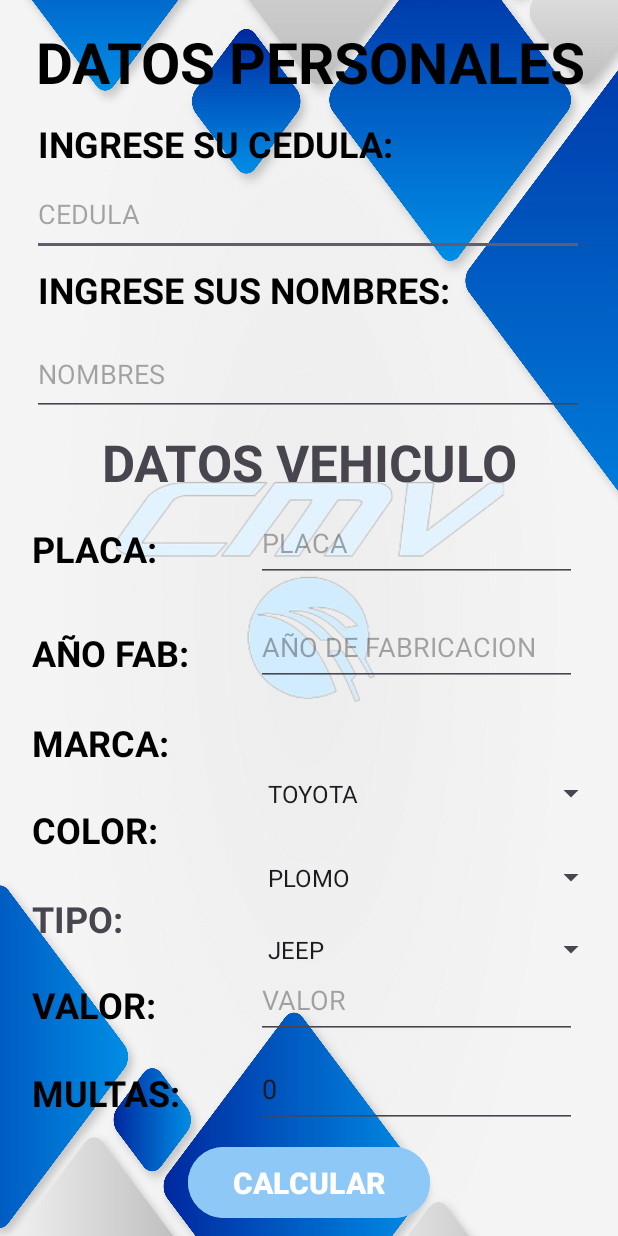
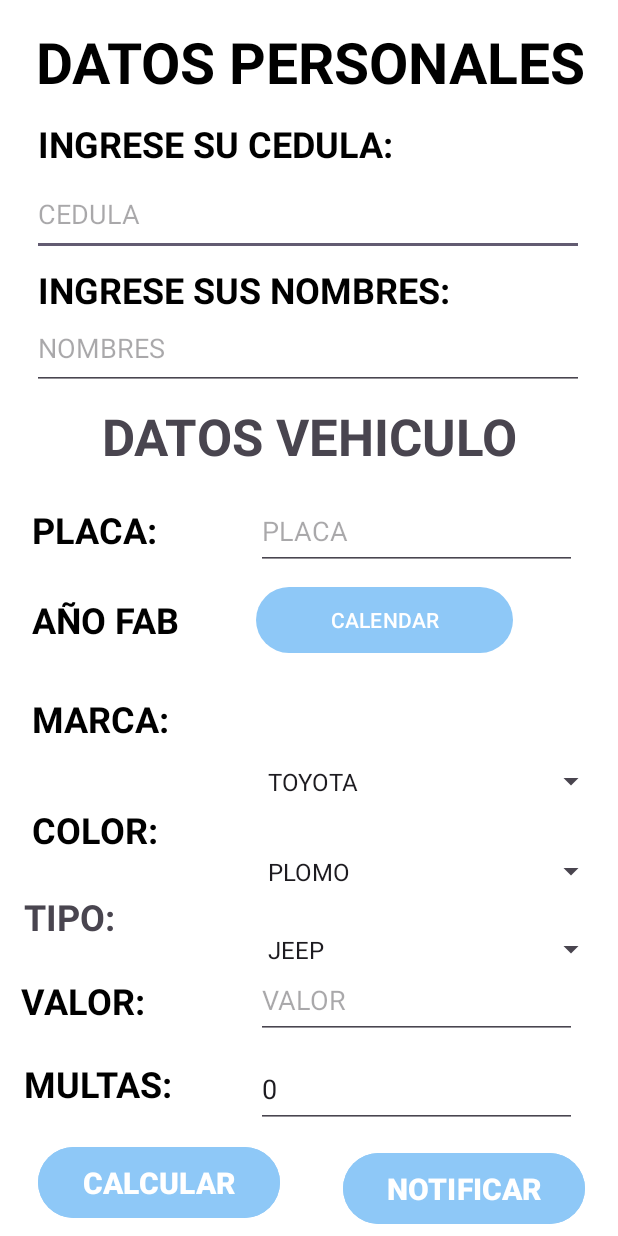
Before and after one commit to BryanEnriquez1/ExamenParcial1, an Android app: the screen it shows after launch (DatosVehiculo), after a tap on "CALCULAR", on a phone screen of 412 x 824 dp. Run offline under Robolectric (Android 15) with nearby library versions, the phone set to English and light mode, and no system bars; 1 statement that could not run was skipped.

```diff
--- a/app/src/main/AndroidManifest.xml
+++ b/app/src/main/AndroidManifest.xml
@@ -1,6 +1,7 @@
 <?xml version="1.0" encoding="utf-8"?>
 <manifest xmlns:android="http://schemas.android.com/apk/res/android"
     xmlns:tools="http://schemas.android.com/tools">
+    <uses-permission android:name="android.permission.POST_NOTIFICATIONS" />
 
     <application
         android:allowBackup="true"
--- /dev/null
+++ b/app/src/main/java/com/baec/matriculavehiculo/BDHelper.java
@@ -0,0 +1,32 @@
+package com.baec.matriculavehiculo;
+
+import android.content.Context;
+import android.database.sqlite.SQLiteDatabase;
+import android.database.sqlite.SQLiteOpenHelper;
+
+import androidx.annotation.Nullable;
+
+public class BDHelper extends SQLiteOpenHelper {
+    public BDHelper(@Nullable Context context, @Nullable String name, @Nullable SQLiteDatabase.CursorFactory factory, int version) {
+        super(context, name, factory, version);
+    }
+
+    @Override
+    public void onCreate(SQLiteDatabase db) {
+        //CREACIÓN DE LAS TABLAS
+            db.execSQL("CREATE TABLE tblVehiculos"+"(" +
+                    "vhe_placa text PRIMARY KEY NOT NULL,"+
+                    "vhe_color text NOT NULL," +
+                    "vhe_marca integer NOT NULL,"+
+                    "vhe_tipo text NOT NULL,"+
+                    "vhe_valor DOUBLE NOT NULL)");
+
+    }
+
+    @Override
+    public void onUpgrade(SQLiteDatabase db, int oldVersion, int newVersion) {
+        //CAMBIE LA VERSIÓN DE LA TABLA DE LA BDD
+        db.execSQL("DROP TABLE tblUsuarios");
+        onCreate(db);
+    }
+}
--- a/app/src/main/java/com/baec/matriculavehiculo/DatosMatricula.java
+++ b/app/src/main/java/com/baec/matriculavehiculo/DatosMatricula.java
@@ -3,6 +3,7 @@ package com.baec.matriculavehiculo;
 import androidx.appcompat.app.AppCompatActivity;
 
 import android.content.Intent;
+import android.database.sqlite.SQLiteDatabase;
 import android.os.Bundle;
 import android.view.View;
 import android.widget.Button;
--- a/app/src/main/java/com/baec/matriculavehiculo/DatosVehiculo.java
+++ b/app/src/main/java/com/baec/matriculavehiculo/DatosVehiculo.java
@@ -1,29 +1,57 @@
 package com.baec.matriculavehiculo;
 
+import androidx.annotation.RequiresApi;
 import androidx.appcompat.app.AppCompatActivity;
+import androidx.core.app.NotificationCompat;
 
+import android.app.DatePickerDialog;
+import android.app.NotificationChannel;
+import android.app.NotificationManager;
+import android.content.ContentValues;
 import android.content.Intent;
+import android.database.sqlite.SQLiteDatabase;
+import android.os.Build;
 import android.os.Bundle;
+import android.text.InputType;
 import android.view.View;
 import android.widget.ArrayAdapter;
 import android.widget.Button;
+import android.widget.DatePicker;
 import android.widget.EditText;
 import android.widget.Spinner;
+import android.widget.TextView;
 import android.widget.Toast;
 
+import java.util.Calendar;
+
 public class DatosVehiculo extends AppCompatActivity {
+
+    private final static String CHANNEL_ID = "canal";
+    String fecha = "";
+    EditText txtPlaca, txt;
 
     @Override
     protected void onCreate(Bundle savedInstanceState) {
         super.onCreate(savedInstanceState);
         setContentView(R.layout.activity_datos_vehiculo);
         EditText txtCedula = findViewById(R.id.edCedula);
+        txtCedula.setInputType(InputType.TYPE_CLASS_NUMBER);
         EditText txtNombres = findViewById(R.id.edNombres);
         EditText txtPlaca = findViewById(R.id.edPlaca);
-        EditText txtAnioFab = findViewById(R.id.edAnioFab);
+        TextView txtAnioFab = findViewById(R.id.tvanio);
+        txtAnioFab.setInputType(InputType.TYPE_CLASS_NUMBER);
         EditText txtvalor = findViewById(R.id.edValor);
+        txtvalor.setInputType(InputType.TYPE_CLASS_NUMBER);
         EditText txtmultas = findViewById(R.id.edMultas);
+        txtmultas.setInputType(InputType.TYPE_CLASS_NUMBER);
         Button btncalcular = findViewById(R.id.btCalcula);
+        Button btCalendar = findViewById(R.id.btnCalendar);
+        Button btnotify = findViewById(R.id.btNotifica);
+        if(Build.VERSION.SDK_INT>=Build.VERSION_CODES.O){
+            generarNoticacionCanal();
+        }else{
+            generarNoticacionSinCanal();
+        }
 
         Spinner marcas = (Spinner) findViewById(R.id.cbxmarca);
         String [] opMarcas = {
@@ -68,33 +96,98 @@ public class DatosVehiculo extends AppCompatActivity {
                 String valorV = txtvalor.getText().toString();
                 String multasV = txtmultas.getText().toString();
 
-                try {
+                double valorVe = Double.parseDouble(valorV);
 
-                    Integer anioFab = Integer.parseInt(anioV);
-                    Integer valor = Integer.parseInt(valorV);
-                    Integer multas = Integer.parseInt(multasV);
+                BDHelper admin=new BDHelper(DatosVehiculo.this,"fichaVehiculo.db",null,1);
+                SQLiteDatabase bd=admin.getWritableDatabase();
+                String placa = placaV;
+                String color = colorV;
+                String marca = marcaV;
+                String tipo = tipoV;
+                Double valorv = valorVe;
+                if(!placaV.isEmpty()&&!color.isEmpty()&&!marca.isEmpty()&&!tipo.isEmpty()){
+                    ContentValues datosVehiculo = new ContentValues();
+                    datosVehiculo.put("vhe_placa",placa);
+                    datosVehiculo.put("vhe_color",color);
+                    datosVehiculo.put("vhe_marca",marca);
+                    datosVehiculo.put("vhe_tipo",tipo);
+                    datosVehiculo.put("vhe_valor",valorv);
 
-                    if(!cedulaP.isEmpty() && !nombresP.isEmpty() && !placaV.isEmpty() && anioFab != null && valor != null && multas != null){
-                        Toast.makeText(DatosVehiculo.this, "CALCULANDO SU VALOR", Toast.LENGTH_SHORT).show();
-                        datos.putString("cedulaP", cedulaP);
-                        datos.putString("nombresP", nombresP);
-                        datos.putString("placaV", placaV);
-                        datos.putInt("anioV", anioFab);
-                        datos.putString("marcaV", marcaV);
-                        datos.putString("colorV", colorV);
-                        datos.putString("tipoV", tipoV);
-                        datos.putInt("valorV", valor);
-                        datos.putInt("multasV", multas);
-                        intent.putExtras(datos);
-                        startActivity(intent);
-                    } else {
-                        Toast.makeText(DatosVehiculo.this, "INGRESE DATOS", Toast.LENGTH_SHORT).show();
+                    bd.insert("tblVehiculos",null,datosVehiculo);
+                    Toast.makeText(DatosVehiculo.this,"VEHICULO REGISTRADO CORRECTAMENTE",Toast.LENGTH_LONG).show();
+                }else{
+                    Toast.makeText(DatosVehiculo.this,"VEHICULO NO REGISTRADO",Toast.LENGTH_LONG).show();
+                }
+
+//                try {
+//
+//                    Integer valor = Integer.parseInt(valorV);
+//                    Integer multas = Integer.parseInt(multasV);
+//
+//                    if(!cedulaP.isEmpty() && !nombresP.isEmpty() && !placaV.isEmpty() && valor != null && multas != null){
+//                        Toast.makeText(DatosVehiculo.this, "CALCULANDO SU VALOR", Toast.LENGTH_SHORT).show();
+//                        datos.putString("cedulaP", cedulaP);
+//                        datos.putString("nombresP", nombresP);
+//                        datos.putString("placaV", placaV);
+//                        datos.putString("anioV", anioV);
+//                        datos.putString("marcaV", marcaV);
+//                        datos.putString("colorV", colorV);
+//                        datos.putString("tipoV", tipoV);
+//                        datos.putInt("valorV", valor);
+//                        datos.putInt("multasV", multas);
+//                        intent.putExtras(datos);
+//                        startActivity(intent);
+//                    } else {
+//                        Toast.makeText(DatosVehiculo.this, "INGRESE DATOS", Toast.LENGTH_SHORT).show();
+//                    }
+//                } catch (NumberFormatException e) {
+//                    // Maneja la excepción si ocurre un error al convertir las cadenas a números
+//                    Toast.makeText(DatosVehiculo.this, "ASEGURECE DE LLENAR BIEN LOS CAMPOS", Toast.LENGTH_SHORT).show();
+//                }
+            }
+        });
+
+        btCalendar.setOnClickListener(new View.OnClickListener() {
+            @Override
+            public void onClick(View v) {
+                Calendar cal= Calendar.getInstance();
+                int anio= cal.get(Calendar.YEAR);
+                int mes= cal.get(Calendar.MONTH);
+                int dia= cal.get(Calendar.DAY_OF_MONTH);
+                DatePickerDialog dpd=new DatePickerDialog(DatosVehiculo.this, new DatePickerDialog.OnDateSetListener() {
+                    @Override
+                    public void onDateSet(DatePicker view, int year, int month, int dayOfMonth) {
+                        fecha = dayOfMonth+"/"+(month+1)+"/"+year;
+                        txtAnioFab.setText(fecha);
                     }
-                } catch (NumberFormatException e) {
-                    // Maneja la excepción si ocurre un error al convertir las cadenas a números
-                    Toast.makeText(DatosVehiculo.this, "ASEGURECE DE LLENAR BIEN LOS CAMPOS", Toast.LENGTH_SHORT).show();
-                }
+                },dia,mes,anio);
+                dpd.show();
             }
         });
     }
+
+    @RequiresApi(api = Build.VERSION_CODES.O)
+    public void generarNoticacionCanal(){
+        NotificationChannel channel=new NotificationChannel(CHANNEL_ID,"NEW", NotificationManager.IMPORTANCE_DEFAULT);
+        NotificationManager manager=(NotificationManager) getSystemService(NOTIFICATION_SERVICE);
+        manager.createNotificationChannel(channel);
+        generarNoticacionSinCanal();
+    }
+
+    public void generarNoticacionSinCanal(){
+
+        NotificationCompat.Builder builder=new NotificationCompat.Builder(getApplicationContext(),CHANNEL_ID)
+                .setSmallIcon(R.drawable.icon_n)
+                .setContentTitle("VEHICLE ASIGN V.A")
+                .setContentText("MATRICULA TU VEHICULO POR MEDIO DE ESTA APP")
+                .setStyle(new NotificationCompat.BigTextStyle().bigText("FICHA VEHICULAR"))
+                .setPriority(NotificationCompat.PRIORITY_DEFAULT)
+                .setAutoCancel(true);
+        // Obtener el NotificationManager
+        NotificationManager notificationManager = (NotificationManager) getSystemService(NOTIFICATION_SERVICE);
+        // Mostrar la notificación
+        notificationManager.notify(0, builder.build());
+
+    }
+
 }
--- /dev/null
+++ b/app/src/main/res/drawable/icon_n.xml
@@ -0,0 +1,5 @@
+<vector android:height="24dp" android:tint="#51B0C8"
+    android:viewportHeight="24" android:viewportWidth="24"
+    android:width="24dp" xmlns:android="http://schemas.android.com/apk/res/android">
+    <path android:fillColor="@android:color/white" android:pathData="M16.84,14.52c-0.26,-0.19 -0.62,-0.63 -0.79,-0.84C17.24,12.01 19,8.87 19,5c0,-1.95 -0.74,-3 -2,-3c-1.54,0 -3.96,2.06 -5,5.97C10.96,4.06 8.54,2 7,2C5.74,2 5,3.05 5,5c0,3.87 1.76,7.01 2.95,8.68c-0.17,0.21 -0.53,0.65 -0.79,0.84c-0.5,0.41 -1.66,1.37 -1.66,2.98c0,2.21 1.79,4 4,4c1.55,0 2.5,-0.56 2.5,-0.56s0.95,0.56 2.5,0.56c2.21,0 4,-1.79 4,-4C18.5,15.89 17.34,14.93 16.84,14.52zM9.35,12.2C8.34,10.7 7,8.12 7,5c0,-0.49 0.06,-0.8 0.12,-0.97c0.94,0.31 3.24,2.71 3.38,7.64C10.03,11.79 9.66,11.97 9.35,12.2zM10.5,16.75c-0.28,0 -0.5,-0.34 -0.5,-0.75c0,-0.41 0.22,-0.75 0.5,-0.75S11,15.59 11,16C11,16.41 10.78,16.75 10.5,16.75zM12,19.5c-0.55,0 -1,-0.72 -1,-1c0,-0.28 0.45,-0.5 1,-0.5s1,0.22 1,0.5C13,18.78 12.55,19.5 12,19.5zM13.5,16.75c-0.28,0 -0.5,-0.34 -0.5,-0.75c0,-0.41 0.22,-0.75 0.5,-0.75S14,15.59 14,16C14,16.41 13.78,16.75 13.5,16.75zM13.5,11.67c0.14,-4.93 2.44,-7.33 3.38,-7.64C16.94,4.2 17,4.51 17,5c0,3.12 -1.34,5.7 -2.35,7.2C14.34,11.97 13.97,11.79 13.5,11.67z"/>
+</vector>
--- a/app/src/main/res/layout/activity_datos_matricula.xml
+++ b/app/src/main/res/layout/activity_datos_matricula.xml
@@ -4,19 +4,8 @@
     xmlns:tools="http://schemas.android.com/tools"
     android:layout_width="match_parent"
     android:layout_height="match_parent"
-    android:background="@drawable/_1067591_rm222_mind_29"
+    android:background="@color/white"
     tools:context=".DatosMatricula">
-
-    <ImageView
-        android:id="@+id/imageView"
-        android:layout_width="408dp"
-        android:layout_height="359dp"
-        android:layout_marginTop="228dp"
-        app:layout_constraintEnd_toEndOf="parent"
-        app:layout_constraintHorizontal_bias="0.666"
-        app:layout_constraintStart_toStartOf="parent"
-        app:layout_constraintTop_toTopOf="parent"
-        app:srcCompat="@drawable/logo_cmv_removebg_preview" />
 
     <Button
         android:id="@+id/btRegresa"
--- a/app/src/main/res/layout/activity_datos_vehiculo.xml
+++ b/app/src/main/res/layout/activity_datos_vehiculo.xml
@@ -4,19 +4,8 @@
     xmlns:tools="http://schemas.android.com/tools"
     android:layout_width="match_parent"
     android:layout_height="match_parent"
-    android:background="@drawable/_1067591_rm222_mind_29"
+    android:background="@color/white"
     tools:context=".DatosVehiculo">
-
-    <ImageView
-        android:id="@+id/imageView2"
-        android:layout_width="408dp"
-        android:layout_height="359dp"
-        android:layout_marginTop="228dp"
-        app:layout_constraintEnd_toEndOf="parent"
-        app:layout_constraintHorizontal_bias="0.333"
-        app:layout_constraintStart_toStartOf="parent"
-        app:layout_constraintTop_toTopOf="parent"
-        app:srcCompat="@drawable/logo_cmv_removebg_preview" />
 
     <TextView
         android:id="@+id/textView"
@@ -30,7 +19,7 @@
         app:layout_constraintEnd_toEndOf="parent"
         app:layout_constraintStart_toStartOf="parent"
         app:layout_constraintTop_toTopOf="parent"
-        app:layout_constraintVertical_bias="0.37" />
+        app:layout_constraintVertical_bias="0.348" />
 
     <TextView
         android:id="@+id/textView2"
@@ -46,13 +35,13 @@
         app:layout_constraintHorizontal_bias="0.075"
         app:layout_constraintStart_toStartOf="parent"
         app:layout_constraintTop_toTopOf="parent"
-        app:layout_constraintVertical_bias="0.441" />
+        app:layout_constraintVertical_bias="0.425" />
 
     <Spinner
         android:id="@+id/cbxmarca"
         android:layout_width="234dp"
         android:layout_height="54dp"
-        android:layout_marginBottom="268dp"
+        android:layout_marginBottom="276dp"
         app:layout_constraintBottom_toBottomOf="parent"
         app:layout_constraintEnd_toEndOf="parent"
         app:layout_constraintHorizontal_bias="0.96"
@@ -72,7 +61,7 @@
         app:layout_constraintHorizontal_bias="0.075"
         app:layout_constraintStart_toStartOf="parent"
         app:layout_constraintTop_toTopOf="parent"
-        app:layout_constraintVertical_bias="0.604" />
+        app:layout_constraintVertical_bias="0.584" />
 
     <TextView
         android:id="@+id/textView4"
@@ -91,10 +80,10 @@
         app:layout_constraintVertical_bias="0.225" />
 
     <TextView
-        android:id="@+id/textView5"
+        android:id="@+id/tvanio"
         android:layout_width="132dp"
         android:layout_height="31dp"
-        android:text="AÑO FAB:"
+        android:text="AÑO FAB"
         android:textAlignment="viewStart"
         android:textColor="@color/black"
         android:textSize="24sp"
@@ -103,8 +92,7 @@
         app:layout_constraintEnd_toEndOf="parent"
         app:layout_constraintHorizontal_bias="0.075"
         app:layout_constraintStart_toStartOf="parent"
-        app:layout_constraintTop_toTopOf="parent"
-        app:layout_constraintVertical_bias="0.528" />
+        app:layout_constraintTop_toTopOf="parent" />
 
     <EditText
         android:id="@+id/edCedula"
@@ -112,7 +100,7 @@
         android:layout_height="56dp"
         android:ems="10"
         android:hint="CEDULA"
-        android:inputType="text"
+        android:inputType="number"
         app:layout_constraintBottom_toBottomOf="parent"
         app:layout_constraintEnd_toEndOf="parent"
         app:layout_constraintHorizontal_bias="0.488"
@@ -148,10 +136,10 @@
         android:textStyle="bold"
         app:layout_constraintBottom_toBottomOf="parent"
         app:layout_constraintEnd_toEndOf="parent"
-        app:layout_constraintHorizontal_bias="0.075"
+        app:layout_constraintHorizontal_bias="0.057"
         app:layout_constraintStart_toStartOf="parent"
         app:layout_constraintTop_toTopOf="parent"
-        app:layout_constraintVertical_bias="0.898" />
+        app:layout_constraintVertical_bias="0.891" />
 
     <TextView
         android:id="@+id/textView8"
@@ -164,10 +152,10 @@
         android:textStyle="bold"
         app:layout_constraintBottom_toBottomOf="parent"
         app:layout_constraintEnd_toEndOf="parent"
-        app:layout_constraintHorizontal_bias="0.075"
+        app:layout_constraintHorizontal_bias="0.05"
         app:layout_constraintStart_toStartOf="parent"
         app:layout_constraintTop_toTopOf="parent"
-        app:layout_constraintVertical_bias="0.824" />
+        app:layout_constraintVertical_bias="0.821" />
 
     <TextView
         android:id="@+id/textView9"
@@ -175,6 +163,7 @@
         android:layout_height="40dp"
         android:text="INGRESE SU CEDULA:"
         android:textAlignment="viewStart"
+        android:textColor="@color/black"
         android:textSize="24sp"
         android:textStyle="bold"
         app:layout_constraintBottom_toBottomOf="parent"
@@ -182,8 +171,7 @@
         app:layout_constraintHorizontal_bias="0.181"
         app:layout_constraintStart_toStartOf="parent"
         app:layout_constraintTop_toTopOf="parent"
-        app:layout_constraintVertical_bias="0.101"
-        android:textColor="@color/black" />
+        app:layout_constraintVertical_bias="0.101" />
 
     <TextView
         android:id="@+id/textView10"
@@ -205,7 +193,7 @@
         android:id="@+id/cbxcolor"
         android:layout_width="234dp"
         android:layout_height="54dp"
-        android:layout_marginBottom="212dp"
+        android:layout_marginBottom="216dp"
         app:layout_constraintBottom_toBottomOf="parent"
         app:layout_constraintEnd_toEndOf="parent"
         app:layout_constraintHorizontal_bias="0.96"
@@ -221,10 +209,10 @@
         android:textStyle="bold"
         app:layout_constraintBottom_toBottomOf="parent"
         app:layout_constraintEnd_toEndOf="parent"
-        app:layout_constraintHorizontal_bias="0.075"
+        app:layout_constraintHorizontal_bias="0.057"
         app:layout_constraintStart_toStartOf="parent"
         app:layout_constraintTop_toTopOf="parent"
-        app:layout_constraintVertical_bias="0.752" />
+        app:layout_constraintVertical_bias="0.75" />
 
     <Button
         android:id="@+id/btCalcula"
@@ -238,6 +226,22 @@
         android:textStyle="bold"
         app:layout_constraintBottom_toBottomOf="parent"
         app:layout_constraintEnd_toEndOf="parent"
+        app:layout_constraintHorizontal_bias="0.1"
+        app:layout_constraintStart_toStartOf="parent" />
+
+    <Button
+        android:id="@+id/btNotifica"
+        android:layout_width="161dp"
+        android:layout_height="55dp"
+        android:layout_marginBottom="4dp"
+        android:backgroundTint="@color/celeste"
+        android:text="NOTIFICAR"
+        android:textAlignment="center"
+        android:textSize="20sp"
+        android:textStyle="bold"
+        app:layout_constraintBottom_toBottomOf="parent"
+        app:layout_constraintEnd_toEndOf="parent"
+        app:layout_constraintHorizontal_bias="0.912"
         app:layout_constraintStart_toStartOf="parent" />
 
     <EditText
@@ -252,7 +256,7 @@
         app:layout_constraintHorizontal_bias="0.862"
         app:layout_constraintStart_toStartOf="parent"
         app:layout_constraintTop_toTopOf="parent"
-        app:layout_constraintVertical_bias="0.435"
+        app:layout_constraintVertical_bias="0.425"
         tools:text="PLACA" />
 
     <EditText
@@ -267,7 +271,7 @@
         app:layout_constraintHorizontal_bias="0.488"
         app:layout_constraintStart_toStartOf="parent"
         app:layout_constraintTop_toTopOf="parent"
-        app:layout_constraintVertical_bias="0.288"
+        app:layout_constraintVertical_bias="0.266"
         tools:text="NOMBRES" />
 
     <EditText
@@ -276,7 +280,7 @@
         android:layout_height="52dp"
         android:ems="10"
         android:hint="VALOR"
-        android:inputType="text"
+        android:inputType="number"
         app:layout_constraintBottom_toBottomOf="parent"
         app:layout_constraintEnd_toEndOf="parent"
         app:layout_constraintHorizontal_bias="0.862"
@@ -300,7 +304,7 @@
         android:layout_width="214dp"
         android:layout_height="52dp"
         android:ems="10"
-        android:inputType="text"
+        android:inputType="number"
         android:text="0"
         app:layout_constraintBottom_toBottomOf="parent"
         app:layout_constraintEnd_toEndOf="parent"
@@ -309,19 +313,16 @@
         app:layout_constraintTop_toTopOf="parent"
         app:layout_constraintVertical_bias="0.907" />
 
-    <EditText
-        android:id="@+id/edAnioFab"
-        android:layout_width="214dp"
+    <Button
+        android:id="@+id/btnCalendar"
+        android:layout_width="171dp"
         android:layout_height="52dp"
-        android:ems="10"
-        android:hint="AÑO DE FABRICACION"
-        android:inputType="text"
+        android:text="CALENDAR"
         app:layout_constraintBottom_toBottomOf="parent"
         app:layout_constraintEnd_toEndOf="parent"
-        app:layout_constraintHorizontal_bias="0.862"
+        app:layout_constraintHorizontal_bias="0.708"
         app:layout_constraintStart_toStartOf="parent"
         app:layout_constraintTop_toTopOf="parent"
-        app:layout_constraintVertical_bias="0.525"
-        tools:text="AÑO DE FABRICACION" />
+        app:layout_constraintVertical_bias="0.502" />
 
 </androidx.constraintlayout.widget.ConstraintLayout>
```
Also changed, not shown: app/src/main/res/drawable/_1067591_rm222_mind_29.jpg (deleted), app/src/main/res/drawable/icono_app.jpeg (deleted), 2 other files.
